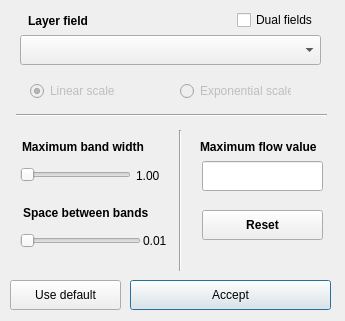
Qt form gis/forms/ui_bandwitdth_scale.ui (AequilibraE/qaequilibrae) before a commit.
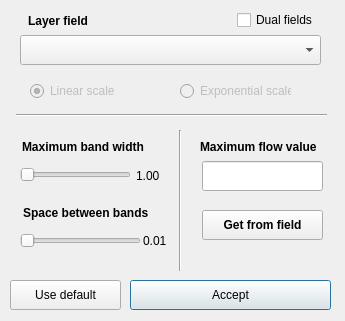
The same form after that commit.

Commit message: Ui refinement and less logging

```diff
--- a/gis/forms/ui_bandwitdth_scale.ui
+++ b/gis/forms/ui_bandwitdth_scale.ui
@@ -246,7 +246,7 @@
     </font>
    </property>
    <property name="text">
-    <string>Reset</string>
+    <string>Get from field</string>
    </property>
   </widget>
   <widget class="Line" name="line">
```
The commit also changes 1 other file.
